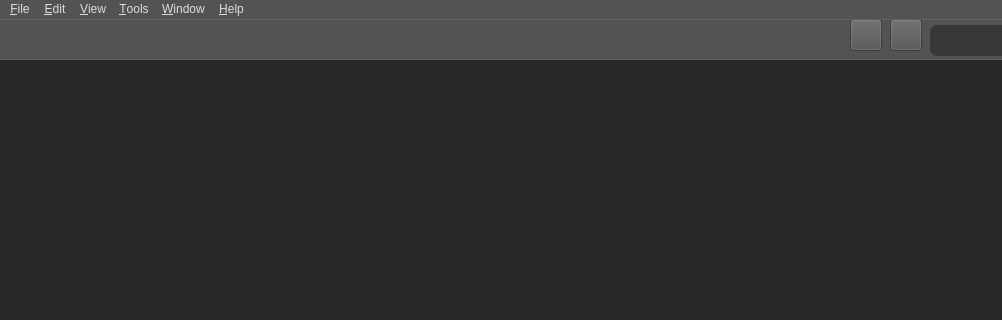
Qt form resource/gui/GUI.ui (dthung1602/NetworkVisualization) before a commit; both pictures show x 0 to 1002 and y 0 to 320 of the 1366 by 835 pixel window.
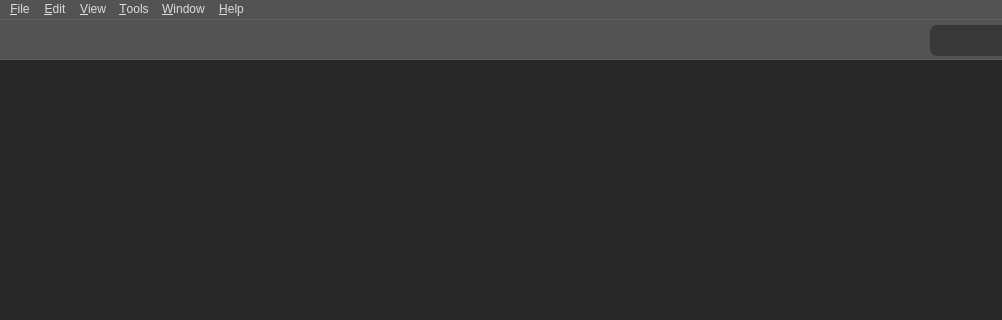
The same form after that commit. Icons and pictures are not drawn.

Commit message: add edit delete shortpath icon

What changed in the file:
```diff
--- a/resource/gui/GUI.ui
+++ b/resource/gui/GUI.ui
@@ -143,7 +143,7 @@
     <widget class="QToolButton" name="zoom_in_btn">
      <property name="geometry">
       <rect>
-       <x>179</x>
+       <x>222</x>
        <y>6</y>
        <width>32</width>
        <height>32</height>
@@ -190,7 +190,7 @@
     <widget class="QToolButton" name="zoom_out_btn">
      <property name="geometry">
       <rect>
-       <x>222</x>
+       <x>265</x>
        <y>6</y>
        <width>32</width>
        <height>32</height>
@@ -234,7 +234,7 @@
     <widget class="QToolButton" name="zoom_reset_btn">
      <property name="geometry">
       <rect>
-       <x>265</x>
+       <x>308</x>
        <y>6</y>
        <width>32</width>
        <height>32</height>
@@ -278,7 +278,7 @@
     <widget class="QToolButton" name="color_picker_btn">
      <property name="geometry">
       <rect>
-       <x>136</x>
+       <x>179</x>
        <y>6</y>
        <width>32</width>
        <height>32</height>
@@ -322,7 +322,7 @@
     <widget class="QToolButton" name="graph_btn">
      <property name="geometry">
       <rect>
-       <x>308</x>
+       <x>351</x>
        <y>6</y>
        <width>32</width>
        <height>32</height>
@@ -428,8 +428,8 @@
      <property name="geometry">
       <rect>
        <x>890</x>
-       <y>0</y>
-             <width>32</width>
+       <y>6</y>
+       <width>32</width>
        <height>32</height>
       </rect>
      </property>
@@ -439,6 +439,25 @@
       <property name="whatsThis">
       <string>&lt;html&gt;&lt;head/&gt;&lt;body&gt;&lt;p&gt;&lt;span style=&quot; color:#ffffff;&quot;&gt;Add nodes&lt;/span&gt;&lt;/p&gt;&lt;/body&gt;&lt;/html&gt;</string>
      </property>
+     <property name="styleSheet">
+      <string notr="true">#findShortestPathBtn{
+background-color: transparent;
+border-image: url(&quot;resource/gui/tool/shortestpath.png&quot;);
+background: none;
+border-radius: 3px;
+background-repeat: none;
+}
+#findShortestPathBtn:hover{
+background-color: #454545;
+border-radius: 3px;
+border-image: url(&quot;resource/gui/tool/shortestpath.png&quot;);
+}
+#findShortestPathBtn:pressed{
+background-color: #383838;
+border-radius: 3px;
+border-image: url(&quot;resource/gui/tool/shortestpath.png&quot;);
+}</string>
+     </property>
     </widget>
     <widget class="QToolButton" name="delete_node_btn">
      <property name="geometry">
@@ -488,7 +507,7 @@
      <property name="geometry">
       <rect>
        <x>850</x>
-       <y>0</y>
+       <y>6</y>
        <width>32</width>
        <height>32</height>
       </rect>
@@ -499,6 +518,28 @@
        <verstretch>0</verstretch>
       </sizepolicy>
      </property>
+     <property name="toolTip">
+      <string>Change to edit mode</string>
+     </property>
+     <property name="styleSheet">
+      <string notr="true">#editBtn{
+background-color: transparent;
+border-image: url(&quot;resource/gui/tool/edit.png&quot;);
+background: none;
+border-radius: 3px;
+background-repeat: none;
+}
+#editBtn:hover{
+background-color: #454545;
+border-radius: 3px;
+border-image: url(&quot;resource/gui/tool/edit.png&quot;);
+}
+#editBtn:pressed{
+background-color: #383838;
+border-radius: 3px;
+border-image: url(&quot;resource/gui/tool/edit.png&quot;);
+}</string>
+     </property>
     </widget>
     <widget class="QToolButton" name="add_line_btn">
      <property name="enabled">
```
Left out of the diff: 62 changed lines with no effect on the pictures. The commit also changes 3 other files.
